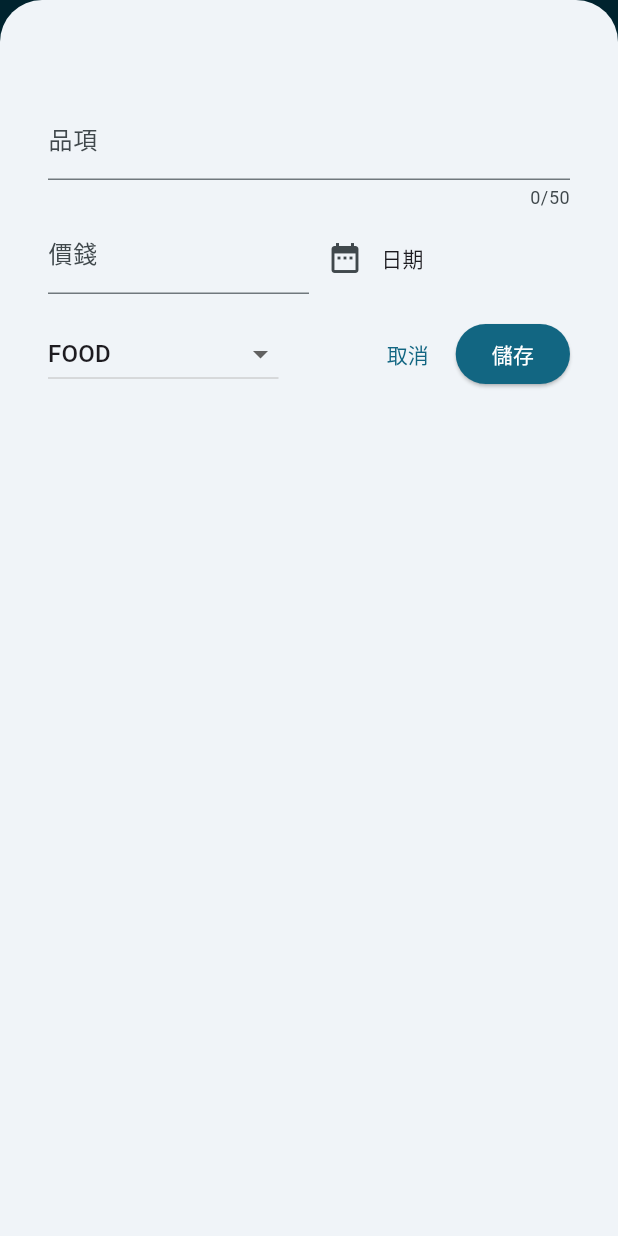
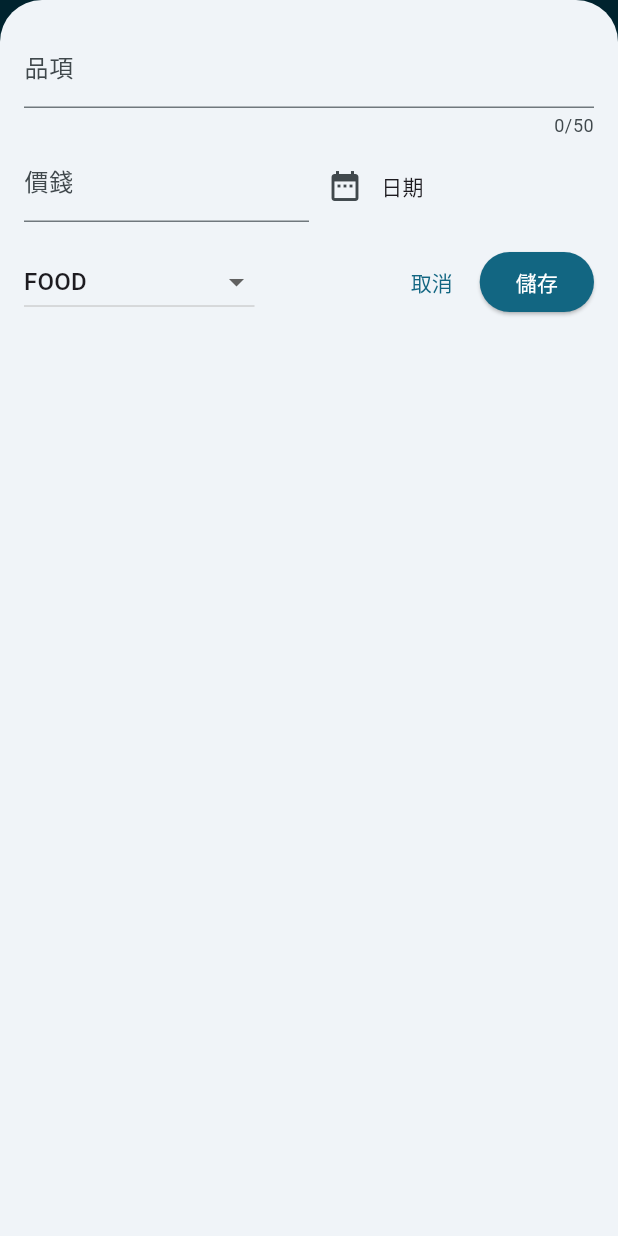
Before and after one commit to Ping-Hsuan-Yu/flutter_expense_tracker, a Flutter app: the screen it shows after launch, after a tap on the "add" icon, on a phone screen of 412 x 824 dp. Run offline on Flutter 3.47's test engine with Material 3 defaults, Android fonts, the phone set to English and light mode, and no system bars.

Commit message:
"Refactor Expenses and NewExpense widgets, add safe area and responsive layout, modify error handling and dialog presentation"

```diff
--- a/lib/widget/expenses.dart
+++ b/lib/widget/expenses.dart
@@ -27,6 +27,7 @@ class _ExpensesState extends State<Expenses> {
 
   void _openAddExpenseOverlay() {
     showModalBottomSheet(
+        useSafeArea: true,
         isScrollControlled: true,
         context: context,
         builder: (ctx) => NewExpense(
@@ -61,6 +62,9 @@ class _ExpensesState extends State<Expenses> {
 
   @override
   Widget build(BuildContext context) {
+    final width = MediaQuery.of(context).size.width;
+    final height = MediaQuery.of(context).size.height;
+
     Widget mainContent = const Center(
       child: Text('No expenses, try add some!'),
     );
@@ -79,12 +83,19 @@ class _ExpensesState extends State<Expenses> {
               onPressed: _openAddExpenseOverlay, icon: const Icon(Icons.add))
         ],
       ),
-      body: Column(
-        children: [
-          Chart(expenses: _expensesList),
-          Expanded(child: mainContent)
-        ],
-      ),
+      body: width < height
+          ? Column(
+              children: [
+                Chart(expenses: _expensesList),
+                Expanded(child: mainContent)
+              ],
+            )
+          : Row(
+              children: [
+                Expanded(child: Chart(expenses: _expensesList)),
+                Expanded(child: mainContent)
+              ],
+            ),
     );
   }
 }
--- a/lib/widget/new_expense.dart
+++ b/lib/widget/new_expense.dart
@@ -1,3 +1,6 @@
+import 'dart:io';
+
+import 'package:flutter/cupertino.dart';
 import 'package:flutter/material.dart';
 import 'package:intl/intl.dart';
 import 'package:flutter_expense_tracker/model/expense.dart';
@@ -32,12 +35,22 @@ class _NewExpenseState extends State<NewExpense> {
     });
   }
 
-  void _submitExpenseData() {
-    final enteredAmount = double.tryParse(_amountController.text);
-    final amountIsInvalid = enteredAmount == null || enteredAmount <= 0;
-    if (_titleController.text.trim().isEmpty ||
-        amountIsInvalid ||
-        _selectedDate == null) {
+  void _showDialog() {
+    if (Platform.isIOS) {
+      showCupertinoDialog(
+          context: context,
+          builder: (ctx) => CupertinoAlertDialog(
+                title: Text("輸入資料不完整"),
+                content: Text("品項價錢日期都要填喔～"),
+                actions: [
+                  TextButton(
+                      onPressed: () {
+                        Navigator.pop(ctx);
+                      },
+                      child: Text("懂"))
+                ],
+              ));
+    } else {
       showDialog(
           context: context,
           builder: (ctx) => AlertDialog(
@@ -51,6 +64,16 @@ class _NewExpenseState extends State<NewExpense> {
                       child: Text("懂"))
                 ],
               ));
+    }
+  }
+
+  void _submitExpenseData() {
+    final enteredAmount = double.tryParse(_amountController.text);
+    final amountIsInvalid = enteredAmount == null || enteredAmount <= 0;
+    if (_titleController.text.trim().isEmpty ||
+        amountIsInvalid ||
+        _selectedDate == null) {
+      _showDialog();
       return;
     }
     widget.onAddExpense(Expense(
@@ -70,10 +93,49 @@ class _NewExpenseState extends State<NewExpense> {
 
   @override
   Widget build(BuildContext context) {
-    return Padding(
-      padding: const EdgeInsets.symmetric(horizontal: 32, vertical: 64),
+    final keyboardSpace = MediaQuery.of(context).viewInsets.bottom;
+
+    return LayoutBuilder(builder: (ctx, constraints) {
+      final landscape = constraints.maxWidth > constraints.maxHeight;
+
+      return SizedBox(
+        height: double.infinity,
+        child: SingleChildScrollView(
+          child: Padding(
+            padding: EdgeInsets.fromLTRB(16, 16, 16, keyboardSpace + 16),
             child: Column(
               children: [
+                if (landscape)
+                  Row(
+                    crossAxisAlignment: CrossAxisAlignment.center,
+                    children: [
+                      Expanded(
+                        child: TextField(
+                          decoration: const InputDecoration(
+                            label: Text("品項"),
+                          ),
+                          controller: _titleController,
+                          maxLength: 50,
+                        ),
+                      ),
+                      const SizedBox(
+                        width: 16,
+                      ),
+                      Expanded(
+                        child: Row(
+                          children: [
+                            IconButton(
+                                onPressed: _presentDatePicker,
+                                icon: Icon(Icons.date_range)),
+                            Text(_selectedDate == null
+                                ? "日期"
+                                : formatter.format(_selectedDate!)),
+                          ],
+                        ),
+                      )
+                    ],
+                  )
+                else
                   TextField(
                     decoration: const InputDecoration(
                       label: Text("品項"),
@@ -81,6 +143,42 @@ class _NewExpenseState extends State<NewExpense> {
                     controller: _titleController,
                     maxLength: 50,
                   ),
+                if (landscape)
+                  Row(
+                    crossAxisAlignment: CrossAxisAlignment.end,
+                    children: [
+                      Expanded(
+                        child: TextField(
+                          decoration: const InputDecoration(
+                            prefixText: "\$ ",
+                            label: Text("價錢"),
+                          ),
+                          controller: _amountController,
+                          keyboardType: TextInputType.number,
+                        ),
+                      ),
+                      const SizedBox(
+                        width: 16,
+                      ),
+                      Expanded(
+                        child: DropdownButton(
+                            value: _selectedCategory,
+                            items: Category.values
+                                .map((cat) => DropdownMenuItem(
+                                      value: cat,
+                                      child: Text(
+                                          cat.name.toString().toUpperCase()),
+                                    ))
+                                .toList(),
+                            onChanged: (value) {
+                              setState(() {
+                                _selectedCategory = value!;
+                              });
+                            }),
+                      ),
+                    ],
+                  )
+                else
                   Row(
                     crossAxisAlignment: CrossAxisAlignment.end,
                     children: [
@@ -104,12 +202,27 @@ class _NewExpenseState extends State<NewExpense> {
                                 ? "日期"
                                 : formatter.format(_selectedDate!)),
                           ],
-              ))
+                        ),
+                      )
                     ],
                   ),
-          SizedBox(
+                const SizedBox(
                   height: 16,
                 ),
+                if (landscape)
+                  Row(
+                    children: [
+                      const Spacer(),
+                      TextButton(
+                          onPressed: () {
+                            Navigator.pop(context);
+                          },
+                          child: Text("取消")),
+                      ElevatedButton(
+                          onPressed: _submitExpenseData, child: Text("儲存")),
+                    ],
+                  )
+                else
                   Row(
                     children: [
                       DropdownButton(
@@ -117,7 +230,8 @@ class _NewExpenseState extends State<NewExpense> {
                           items: Category.values
                               .map((cat) => DropdownMenuItem(
                                     value: cat,
-                            child: Text(cat.name.toString().toUpperCase()),
+                                    child:
+                                        Text(cat.name.toString().toUpperCase()),
                                   ))
                               .toList(),
                           onChanged: (value) {
@@ -125,17 +239,21 @@ class _NewExpenseState extends State<NewExpense> {
                               _selectedCategory = value!;
                             });
                           }),
-              Spacer(),
+                      const Spacer(),
                       TextButton(
                           onPressed: () {
                             Navigator.pop(context);
                           },
                           child: Text("取消")),
-              ElevatedButton(onPressed: _submitExpenseData, child: Text("儲存")),
+                      ElevatedButton(
+                          onPressed: _submitExpenseData, child: Text("儲存")),
+                    ],
+                  )
               ],
             ),
-        ],
+          ),
         ),
       );
+    });
   }
 }
```
Also changed, not shown: 1 other file. Lines whose indentation alone changed are shown as unchanged.
